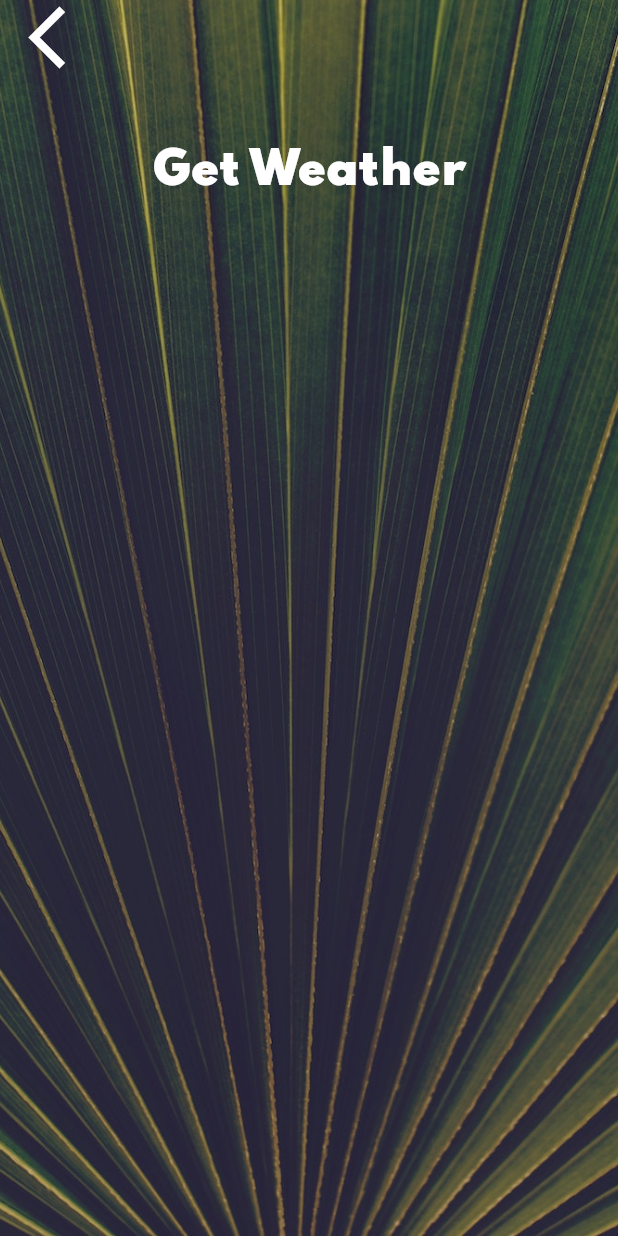
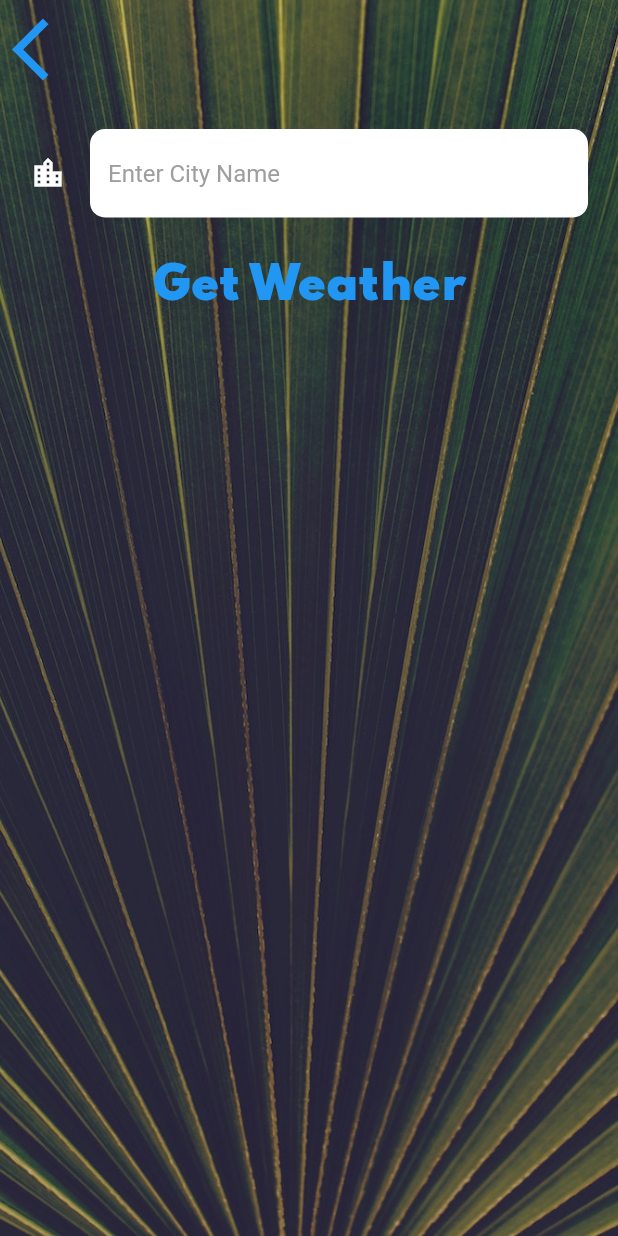
Before and after one commit to mdazadhossain95/Clima-Flutter-App, a Flutter app: the CityScreen screen opened directly, on a phone screen of 412 x 824 dp. Run offline on Flutter 3.47's test engine with Material 2 defaults, Android fonts, the phone set to English and light mode, and no system bars; our stand-ins replace flutter_spinkit, geolocator.

Commit message:
done Project

```diff
--- a/lib/main.dart
+++ b/lib/main.dart
@@ -7,6 +7,7 @@
   @override
   Widget build(BuildContext context) {
     return MaterialApp(
+      debugShowCheckedModeBanner: false,
       theme: ThemeData.dark(),
       home: LoadingScreen(),
     );
--- a/lib/screens/city_screen.dart
+++ b/lib/screens/city_screen.dart
@@ -2,42 +2,58 @@
 import 'package:clima/utilities/constants.dart';
 
 class CityScreen extends StatefulWidget {
+  const CityScreen({Key? key}) : super(key: key);
+
   @override
   _CityScreenState createState() => _CityScreenState();
 }
 
 class _CityScreenState extends State<CityScreen> {
+  late String cityName;
+
   @override
   Widget build(BuildContext context) {
     return Scaffold(
       body: Container(
-        decoration: BoxDecoration(
+        decoration: const BoxDecoration(
           image: DecorationImage(
             image: AssetImage('images/city_background.jpg'),
             fit: BoxFit.cover,
           ),
         ),
-        constraints: BoxConstraints.expand(),
+        constraints: const BoxConstraints.expand(),
         child: SafeArea(
           child: Column(
             children: <Widget>[
               Align(
                 alignment: Alignment.topLeft,
-                child: FlatButton(
-                  onPressed: () {},
-                  child: Icon(
+                child: TextButton(
+                  onPressed: () {
+                    Navigator.pop(context);
+                  },
+                  child: const Icon(
                     Icons.arrow_back_ios,
                     size: 50.0,
                   ),
                 ),
               ),
               Container(
-                padding: EdgeInsets.all(20.0),
-                child: null,
+                padding: const EdgeInsets.all(20.0),
+                child: TextField(
+                  style: const TextStyle(
+                    color: Colors.black,
+                  ),
+                  decoration: kTextFieldInputDecoration,
+                  onChanged: (value) {
+                    cityName = value;
+                  },
+                ),
               ),
-              FlatButton(
-                onPressed: () {},
-                child: Text(
+              TextButton(
+                onPressed: () {
+                  Navigator.pop(context, cityName);
+                },
+                child: const Text(
                   'Get Weather',
                   style: kButtonTextStyle,
                 ),
--- a/lib/utilities/constants.dart
+++ b/lib/utilities/constants.dart
@@ -18,3 +18,19 @@
 const kConditionTextStyle = TextStyle(
   fontSize: 100.0,
 );
+
+const kTextFieldInputDecoration = InputDecoration(
+  filled: true,
+  fillColor: Colors.white,
+  icon: Icon(
+    Icons.location_city,
+    color: Colors.white,
+  ),
+  hintText: 'Enter City Name',
+  hintStyle: TextStyle(color: Colors.grey),
+  border: OutlineInputBorder(
+      borderRadius: BorderRadius.all(
+        Radius.circular(10.0),
+      ),
+      borderSide: BorderSide.none),
+);
--- a/pubspec.yaml
+++ b/pubspec.yaml
@@ -15,6 +15,8 @@
     sdk: flutter
   cupertino_icons: ^1.0.3
   geolocator: ^7.7.1
+  http: ^0.13.4
+  flutter_spinkit: ^5.1.0
 
 dev_dependencies:
   flutter_test:
@@ -30,7 +32,7 @@
     - images/
 
   fonts:
-    - family: Spartan
+    - family: 'Spartan'
     - fonts:
       - asset: fonts/Spartan-Black.ttf
         weight: 900
```
Also changed, not shown: lib/screens/loading_screen.dart (+21 -15 lines), lib/screens/location_screen.dart (+67 -12 lines), lib/services/location.dart (+19 -0 lines), lib/services/networking.dart (+21 -0 lines), lib/services/weather.dart (+27 -0 lines), pubspec.lock, 1 other file.
